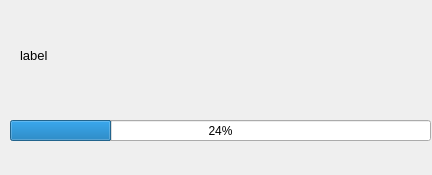
Old version of the form PRAGA/shared/formInfo.ui in the repository gaowudao/CRITERIA3D.
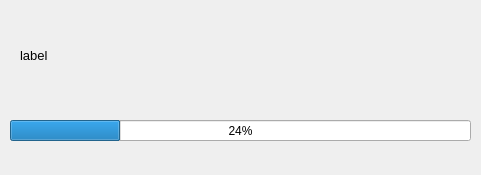
New version of the form.

Commit message: formInfo wider

Diff of the .ui file:
```diff
--- a/PRAGA/shared/formInfo.ui
+++ b/PRAGA/shared/formInfo.ui
@@ -6,7 +6,7 @@
    <rect>
     <x>0</x>
     <y>0</y>
-    <width>432</width>
+    <width>481</width>
     <height>175</height>
    </rect>
   </property>
@@ -18,7 +18,7 @@
     <rect>
      <x>20</x>
      <y>20</y>
-     <width>361</width>
+     <width>441</width>
      <height>71</height>
     </rect>
    </property>
@@ -36,7 +36,7 @@
     <rect>
      <x>10</x>
      <y>120</y>
-     <width>421</width>
+     <width>461</width>
      <height>21</height>
     </rect>
    </property>
```
